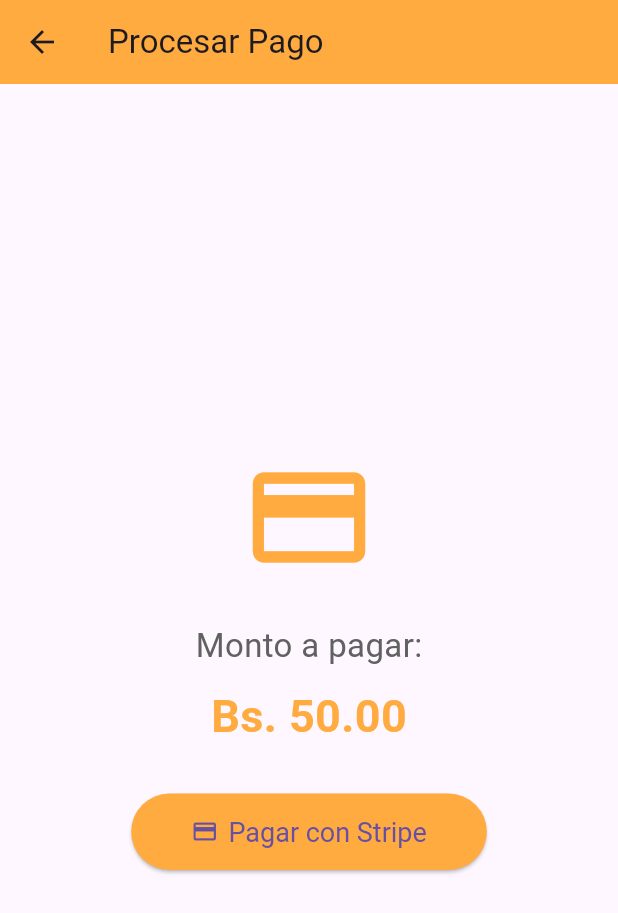
After one commit to Brishelnoa/turismo_movil_clone, a Flutter app: the PagoView screen opened by its route, on a phone screen of 412 x 824 dp. The commit adds this screen. Shown: the top 913 px of the screen. Run offline on Flutter 3.47's test engine with Material 3 defaults, Android fonts, the phone set to English and light mode, and no system bars; our stand-ins replace flutter_secure_storage, salomon_bottom_bar; accounts and stored records are empty; network calls fail.

Commit message:
Actualización de vistas y servicio de pago

```diff
--- a/lib/main.dart
+++ b/lib/main.dart
@@ -3,6 +3,7 @@ import 'widgets/configuracion/configuracion.dart';
 import 'widgets/login/login.dart';
 import 'widgets/login/register.dart';
 import 'widgets/nav/navbar.dart';
+import 'view/pago_view.dart';
 
 void main() {
   runApp(const MyApp());
@@ -15,7 +16,7 @@ class MyApp extends StatelessWidget {
   Widget build(BuildContext context) {
     return MaterialApp(
       debugShowCheckedModeBanner: false,
-  title: 'Descubre Bolivia',
+      title: 'Descubre Bolivia',
       theme: ThemeData(primarySwatch: Colors.blue),
       home: const SignInPage1(),
       routes: {
@@ -23,6 +24,7 @@ class MyApp extends StatelessWidget {
         '/register': (context) => const RegisterPage(),
         '/Perfil': (context) => const SettingsPage2(),
         '/Inicio': (context) => const GoogleBottomBar(),
+        '/Pago': (context) => const PagoView(monto: 50.0, reservaId: 1),
       },
     );
   }
--- /dev/null
+++ b/lib/services/pago_service.dart
@@ -0,0 +1,28 @@
+import 'package:http/http.dart' as http;
+import 'dart:convert';
+
+const String baseUrl = 'http://192.168.0.17:8000';
+
+class PagoService {
+  static Future<String?> iniciarPago(double monto, int reservaId) async {
+    final url = Uri.parse('$baseUrl/api/pagos/crear-checkout-session/');
+    try {
+      final response = await http.post(
+        url,
+        headers: {'Content-Type': 'application/json'},
+        body: jsonEncode({'monto': monto, 'reserva_id': reservaId}),
+      );
+
+      if (response.statusCode == 200) {
+        final data = jsonDecode(response.body);
+        return data['url'];
+      } else {
+        print('Error al crear sesión: ${response.body}');
+        return null;
+      }
+    } catch (e) {
+      print('Error al iniciar pago: $e');
+      return null;
+    }
+  }
+}
--- /dev/null
+++ b/lib/view/pago_view.dart
@@ -0,0 +1,80 @@
+import 'package:flutter/material.dart';
+import 'package:url_launcher/url_launcher.dart';
+import '../services/pago_service.dart';
+
+class PagoView extends StatefulWidget {
+  final double monto;
+  final int reservaId;
+
+  const PagoView({super.key, required this.monto, required this.reservaId});
+
+  @override
+  State<PagoView> createState() => _PagoViewState();
+}
+
+class _PagoViewState extends State<PagoView> {
+  bool _isLoading = false;
+
+  Future<void> _iniciarPago() async {
+    setState(() => _isLoading = true);
+    final url = await PagoService.iniciarPago(widget.monto, widget.reservaId);
+    setState(() => _isLoading = false);
+
+    if (url != null && await canLaunchUrl(Uri.parse(url))) {
+      await launchUrl(Uri.parse(url), mode: LaunchMode.externalApplication);
+    } else {
+      ScaffoldMessenger.of(context).showSnackBar(
+        const SnackBar(content: Text('No se pudo iniciar el pago')),
+      );
+    }
+  }
+
+  @override
+  Widget build(BuildContext context) {
+    return Scaffold(
+      appBar: AppBar(
+        title: const Text('Procesar Pago'),
+        backgroundColor: Colors.orangeAccent,
+      ),
+      body: Center(
+        child: Padding(
+          padding: const EdgeInsets.all(24.0),
+          child: Column(
+            mainAxisAlignment: MainAxisAlignment.center,
+            children: [
+              Icon(Icons.credit_card,
+                  color: Colors.orangeAccent.shade200, size: 90),
+              const SizedBox(height: 25),
+              Text(
+                'Monto a pagar:',
+                style: TextStyle(fontSize: 22, color: Colors.grey.shade700),
+              ),
+              const SizedBox(height: 10),
+              Text(
+                'Bs. ${widget.monto.toStringAsFixed(2)}',
+                style: const TextStyle(
+                    fontSize: 30,
+                    fontWeight: FontWeight.bold,
+                    color: Colors.orangeAccent),
+              ),
+              const SizedBox(height: 30),
+              _isLoading
+                  ? const CircularProgressIndicator(color: Colors.orangeAccent)
+                  : ElevatedButton.icon(
+                      icon: const Icon(Icons.payment),
+                      label: const Text('Pagar con Stripe'),
+                      style: ElevatedButton.styleFrom(
+                        backgroundColor: Colors.orangeAccent,
+                        padding: const EdgeInsets.symmetric(
+                            horizontal: 40, vertical: 15),
+                        textStyle: const TextStyle(fontSize: 18),
+                      ),
+                      onPressed: _iniciarPago,
+                    ),
+            ],
+          ),
+        ),
+      ),
+    );
+  }
+}
--- a/pubspec.yaml
+++ b/pubspec.yaml
@@ -8,10 +8,14 @@ environment:
 dependencies:
   flutter:
     sdk: flutter
+
   cupertino_icons: ^1.0.8
-  salomon_bottom_bar: ^3.3.2   # 👈 cada paquete va a este nivel
+  salomon_bottom_bar: ^3.3.2
   http: ^1.5.0
   flutter_secure_storage: ^9.2.4
+
+  # 👇 Agregamos este nuevo paquete
+  url_launcher: ^6.3.0
 
 dev_dependencies:
   flutter_test:
```
Also changed, not shown: ejemplo_login_jwt_flutter.dart (+5 -2 lines), lib/services/auth_service.dart (+10 -6 lines), lib/view/vista_principal.dart (+31 -9 lines), pubspec.lock, 1 other file.
